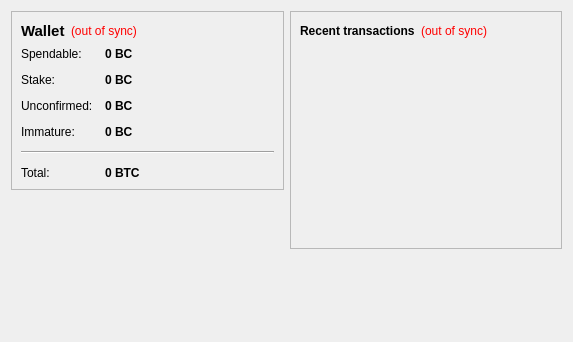
The window that src/qt/forms/overviewpage.ui (NoirX/NoirShares-v2-old) describes before a commit, drawn with Qt 5.
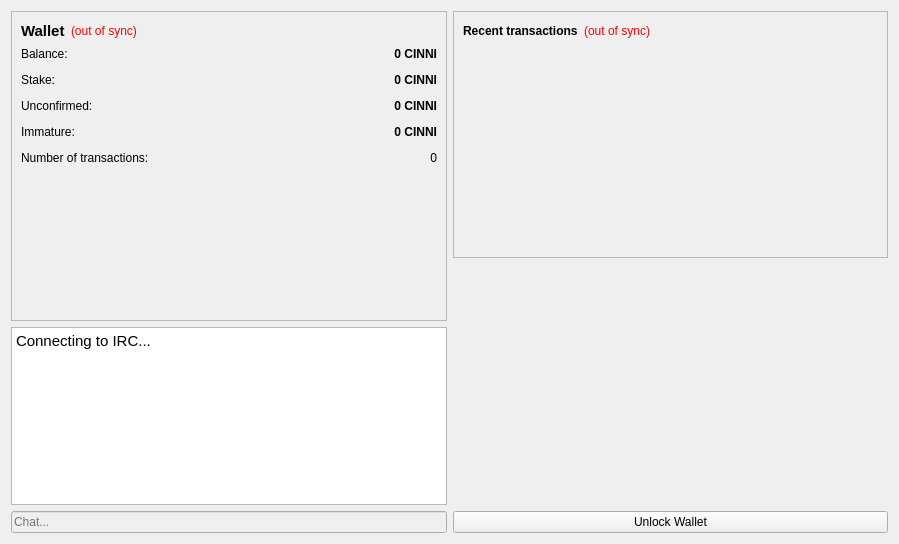
The same window after the commit. Icons and pictures are not drawn.

The edit to the form file:
```diff
--- a/src/qt/forms/overviewpage.ui
+++ b/src/qt/forms/overviewpage.ui
@@ -6,8 +6,8 @@
    <rect>
     <x>0</x>
     <y>0</y>
-    <width>573</width>
-    <height>342</height>
+    <width>899</width>
+    <height>544</height>
    </rect>
   </property>
   <property name="windowTitle">
@@ -22,7 +22,10 @@
         <enum>QFrame::StyledPanel</enum>
        </property>
        <property name="frameShadow">
-        <enum>QFrame::Raised</enum>
+        <enum>QFrame::Sunken</enum>
+       </property>
+       <property name="lineWidth">
+        <number>1</number>
        </property>
        <layout class="QVBoxLayout" name="verticalLayout_4">
         <item>
@@ -86,7 +89,7 @@
           <item row="0" column="0">
            <widget class="QLabel" name="label">
             <property name="text">
-             <string>Spendable:</string>
+             <string>Balance:</string>
             </property>
            </widget>
           </item>
@@ -102,53 +105,34 @@
              <cursorShape>IBeamCursor</cursorShape>
             </property>
             <property name="toolTip">
-             <string>Your current spendable balance</string>
+             <string>Your current balance</string>
             </property>
             <property name="text">
-             <string notr="true">0 BC</string>
+             <string notr="true">0 CINNI</string>
+            </property>
+            <property name="alignment">
+             <set>Qt::AlignRight|Qt::AlignTrailing|Qt::AlignVCenter</set>
             </property>
             <property name="textInteractionFlags">
              <set>Qt::LinksAccessibleByMouse|Qt::TextSelectableByKeyboard|Qt::TextSelectableByMouse</set>
             </property>
            </widget>
           </item>
-          <item row="1" column="0">
+          <item row="2" column="0">
            <widget class="QLabel" name="label_6">
             <property name="text">
              <string>Stake:</string>
             </property>
            </widget>
           </item>
-          <item row="1" column="1">
-           <widget class="QLabel" name="labelStake">
-            <property name="font">
-             <font>
-              <weight>75</weight>
-              <bold>true</bold>
-             </font>
-            </property>
-            <property name="cursor">
-             <cursorShape>IBeamCursor</cursorShape>
-            </property>
-            <property name="toolTip">
-             <string>Total of coins that was staked, and do not yet count toward the current balance</string>
-            </property>
-            <property name="text">
-             <string notr="true">0 BC</string>
-            </property>
-            <property name="textInteractionFlags">
-             <set>Qt::LinksAccessibleByMouse|Qt::TextSelectableByKeyboard|Qt::TextSelectableByMouse</set>
-            </property>
-           </widget>
-          </item>
-          <item row="2" column="0">
+          <item row="4" column="0">
            <widget class="QLabel" name="label_3">
             <property name="text">
              <string>Unconfirmed:</string>
             </property>
            </widget>
           </item>
-          <item row="2" column="1">
+          <item row="4" column="1">
            <widget class="QLabel" name="labelUnconfirmed">
             <property name="font">
              <font>
@@ -163,21 +147,24 @@
              <string>Total of transactions that have yet to be confirmed, and do not yet count toward the current balance</string>
             </property>
             <property name="text">
-             <string notr="true">0 BC</string>
+             <string notr="true">0 CINNI</string>
+            </property>
+            <property name="alignment">
+             <set>Qt::AlignRight|Qt::AlignTrailing|Qt::AlignVCenter</set>
             </property>
             <property name="textInteractionFlags">
              <set>Qt::LinksAccessibleByMouse|Qt::TextSelectableByKeyboard|Qt::TextSelectableByMouse</set>
             </property>
            </widget>
           </item>
-          <item row="3" column="0">
+          <item row="6" column="0">
            <widget class="QLabel" name="labelImmatureText">
             <property name="text">
              <string>Immature:</string>
             </property>
            </widget>
           </item>
-          <item row="3" column="1">
+          <item row="6" column="1">
            <widget class="QLabel" name="labelImmature">
             <property name="font">
              <font>
@@ -189,29 +176,38 @@
              <string>Mined balance that has not yet matured</string>
             </property>
             <property name="text">
-             <string notr="true">0 BC</string>
+             <string notr="true">0 CINNI</string>
+            </property>
+            <property name="alignment">
+             <set>Qt::AlignRight|Qt::AlignTrailing|Qt::AlignVCenter</set>
             </property>
             <property name="textInteractionFlags">
              <set>Qt::LinksAccessibleByMouse|Qt::TextSelectableByKeyboard|Qt::TextSelectableByMouse</set>
             </property>
            </widget>
           </item>
-          <item row="4" column="0" colspan="2">
-           <widget class="Line" name="line">
-            <property name="orientation">
-             <enum>Qt::Horizontal</enum>
+          <item row="7" column="0">
+           <widget class="QLabel" name="label_2">
+            <property name="text">
+             <string>Number of transactions:</string>
             </property>
            </widget>
           </item>
-          <item row="5" column="0">
-           <widget class="QLabel" name="labelTotalText">
+          <item row="7" column="1">
+           <widget class="QLabel" name="labelNumTransactions">
+            <property name="toolTip">
+             <string>Total number of transactions in wallet</string>
+            </property>
             <property name="text">
-             <string>Total:</string>
+             <string notr="true">0</string>
             </property>
+            <property name="alignment">
+             <set>Qt::AlignRight|Qt::AlignTrailing|Qt::AlignVCenter</set>
+            </property>
            </widget>
           </item>
-          <item row="5" column="1">
-           <widget class="QLabel" name="labelTotal">
+          <item row="2" column="1">
+           <widget class="QLabel" name="labelStake">
             <property name="font">
              <font>
               <weight>75</weight>
@@ -222,10 +218,13 @@
              <cursorShape>IBeamCursor</cursorShape>
             </property>
             <property name="toolTip">
-             <string>Your current total balance</string>
+             <string>Total of coins that was staked, and do not yet count toward the current balance</string>
             </property>
             <property name="text">
-             <string notr="true">0 BTC</string>
+             <string notr="true">0 CINNI</string>
+            </property>
+            <property name="alignment">
+             <set>Qt::AlignRight|Qt::AlignTrailing|Qt::AlignVCenter</set>
             </property>
             <property name="textInteractionFlags">
              <set>Qt::LinksAccessibleByMouse|Qt::TextSelectableByKeyboard|Qt::TextSelectableByMouse</set>
@@ -234,21 +233,87 @@
           </item>
          </layout>
         </item>
+        <item>
+         <widget class="QLabel" name="logo">
+          <property name="enabled">
+           <bool>true</bool>
+          </property>
+          <property name="minimumSize">
+           <size>
+            <width>140</width>
+            <height>140</height>
+           </size>
+          </property>
+          <property name="acceptDrops">
+           <bool>false</bool>
+          </property>
+          <property name="autoFillBackground">
+           <bool>false</bool>
+          </property>
+          <property name="lineWidth">
+           <number>0</number>
+          </property>
+          <property name="text">
+           <string/>
+          </property>
+          <property name="pixmap">
+           <pixmap resource="../bitcoin.qrc">:/images/backg</pixmap>
+          </property>
+          <property name="scaledContents">
+           <bool>false</bool>
+          </property>
+          <property name="alignment">
+           <set>Qt::AlignCenter</set>
+          </property>
+          <property name="margin">
+           <number>0</number>
+          </property>
+          <property name="indent">
+           <number>0</number>
+          </property>
+         </widget>
+        </item>
        </layout>
       </widget>
      </item>
      <item>
-      <spacer name="verticalSpacer">
-       <property name="orientation">
-        <enum>Qt::Vertical</enum>
+      <widget class="QTextBrowser" name="trollBox">
+       <property name="frameShadow">
+        <enum>QFrame::Sunken</enum>
        </property>
-       <property name="sizeHint" stdset="0">
-        <size>
-         <width>20</width>
-         <height>40</height>
-        </size>
+       <property name="tabChangesFocus">
+        <bool>false</bool>
        </property>
-      </spacer>
+       <property name="documentTitle">
+        <string/>
+       </property>
+       <property name="html">
+        <string>&lt;!DOCTYPE HTML PUBLIC &quot;-//W3C//DTD HTML 4.0//EN&quot; &quot;http://www.w3.org/TR/REC-html40/strict.dtd&quot;&gt;
+&lt;html&gt;&lt;head&gt;&lt;meta name=&quot;qrichtext&quot; content=&quot;1&quot; /&gt;&lt;style type=&quot;text/css&quot;&gt;
+p, li { white-space: pre-wrap; }
+&lt;/style&gt;&lt;/head&gt;&lt;body style=&quot; font-family:'Cantarell'; font-size:11pt; font-weight:400; font-style:normal;&quot;&gt;
+&lt;p style=&quot; margin-top:0px; margin-bottom:0px; margin-left:0px; margin-right:0px; -qt-block-indent:0; text-indent:0px;&quot;&gt;Connecting to IRC...&lt;/p&gt;&lt;/body&gt;&lt;/html&gt;</string>
+       </property>
+      </widget>
+     </item>
+     <item>
+      <widget class="QLineEdit" name="lineEditTrollBox">
+       <property name="enabled">
+        <bool>false</bool>
+       </property>
+       <property name="sizePolicy">
+        <sizepolicy hsizetype="Minimum" vsizetype="Fixed">
+         <horstretch>0</horstretch>
+         <verstretch>0</verstretch>
+        </sizepolicy>
+       </property>
+       <property name="text">
+        <string/>
+       </property>
+       <property name="placeholderText">
+        <string>Chat...</string>
+       </property>
+      </widget>
      </item>
     </layout>
    </item>
@@ -260,7 +325,7 @@
         <enum>QFrame::StyledPanel</enum>
        </property>
        <property name="frameShadow">
-        <enum>QFrame::Raised</enum>
+        <enum>QFrame::Sunken</enum>
        </property>
        <layout class="QVBoxLayout" name="verticalLayout">
         <item>
@@ -338,6 +403,13 @@
        </property>
       </spacer>
      </item>
+     <item>
+      <widget class="QPushButton" name="unlockWalletButton">
+       <property name="text">
+        <string>Unlock Wallet</string>
+       </property>
+      </widget>
+     </item>
     </layout>
    </item>
   </layout>
```
Left out of the diff: 4 changed lines with no effect on the pictures.
